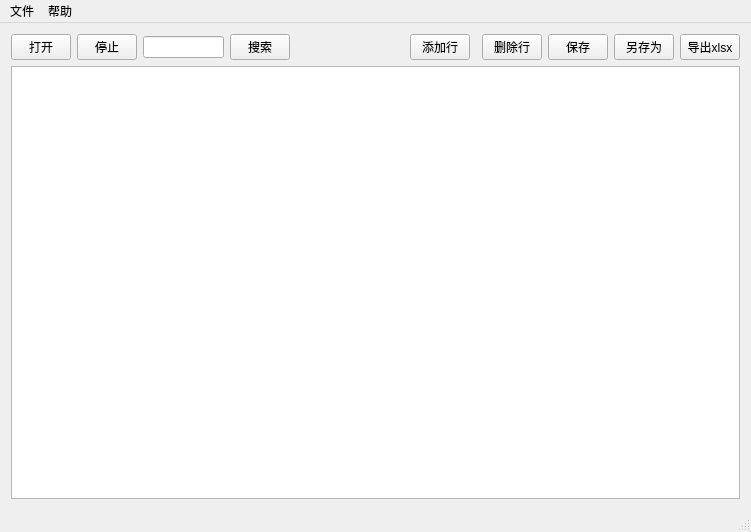
This is src/mainwindow.ui in liuqiang1357/DntEditor as Qt 5 draws it before an edit. The edited form follows.
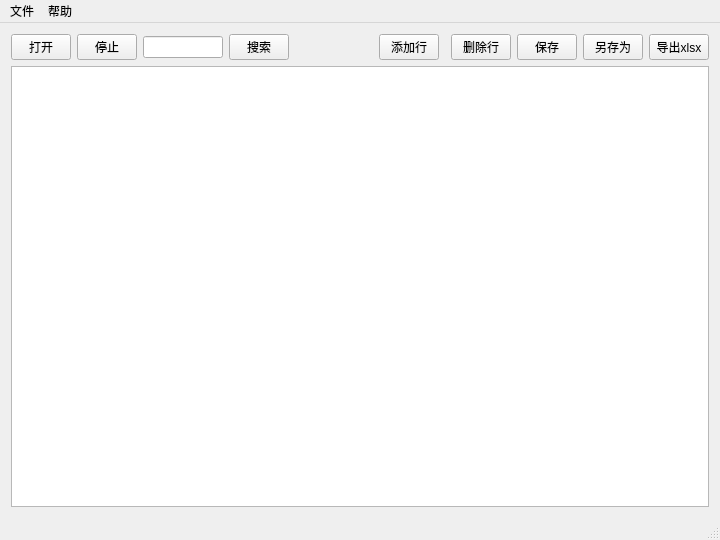
This is the edited form.

Patch:
```diff
--- a/src/mainwindow.ui
+++ b/src/mainwindow.ui
@@ -6,8 +6,8 @@
    <rect>
     <x>0</x>
     <y>0</y>
-    <width>751</width>
-    <height>532</height>
+    <width>720</width>
+    <height>540</height>
    </rect>
   </property>
   <property name="windowTitle">
@@ -175,7 +175,7 @@
     <rect>
      <x>0</x>
      <y>0</y>
-     <width>751</width>
+     <width>720</width>
      <height>23</height>
     </rect>
    </property>
```
Left out of the diff: 2 changed lines with no effect on the pictures.
